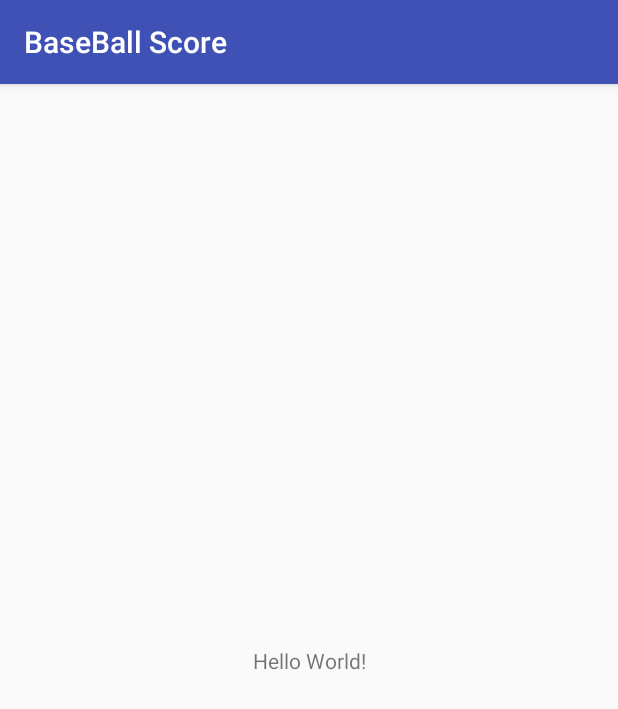
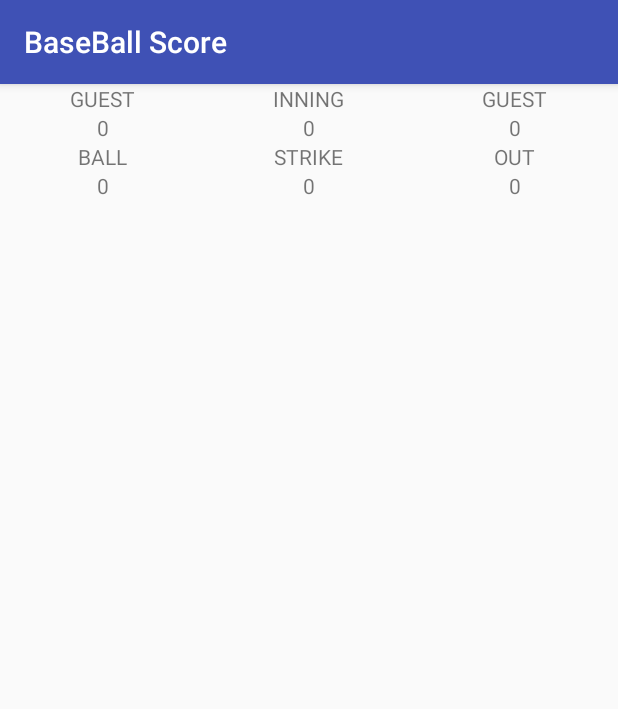
Before and after one commit to sshmm/BaseBallScore, an Android app: the screen it shows after launch (MainActivity), on a phone screen of 412 x 824 dp. Shown: the top 709 px of the screen. Run offline under Robolectric (Android 15) with nearby library versions, the phone set to English and light mode, and no system bars.

Commit message:
Empty Project

```diff
--- a/app/src/main/res/layout/activity_main.xml
+++ b/app/src/main/res/layout/activity_main.xml
@@ -1,18 +1,155 @@
 <?xml version="1.0" encoding="utf-8"?>
-<android.support.constraint.ConstraintLayout xmlns:android="http://schemas.android.com/apk/res/android"
+<LinearLayout
+    xmlns:android="http://schemas.android.com/apk/res/android"
     xmlns:app="http://schemas.android.com/apk/res-auto"
     xmlns:tools="http://schemas.android.com/tools"
     android:layout_width="match_parent"
     android:layout_height="match_parent"
+    android:orientation="vertical"
     tools:context=".MainActivity">
 
-    <TextView
-        android:layout_width="wrap_content"
+<LinearLayout
+    android:layout_width="match_parent"
+    android:layout_height="wrap_content"
+    android:orientation="horizontal">
+    <RelativeLayout
+        android:layout_width="0dp"
+        android:layout_height="match_parent"
+        android:layout_weight="1">
+        <TextView
+            android:id="@+id/GUEST_VIEW"
+            android:layout_width="wrap_content"
+            android:layout_height="wrap_content"
+            android:text="Guest"
+            android:textAllCaps="true"
+            android:layout_alignParentTop="true"
+            android:layout_centerHorizontal="true"/>
+
+        <TextView
+            android:layout_width="wrap_content"
+            android:layout_height="wrap_content"
+            android:text="0"
+            android:layout_below="@+id/GUEST_VIEW"
+            android:layout_centerHorizontal="true"/>
+    </RelativeLayout>
+    <RelativeLayout
+        android:layout_width="0dp"
+        android:layout_height="match_parent"
+        android:layout_weight="1">
+        <TextView
+            android:id="@+id/INNING_VIEW"
+            android:layout_width="wrap_content"
+            android:layout_height="wrap_content"
+            android:text="INNING"
+            android:textAllCaps="true"
+            android:layout_alignParentTop="true"
+            android:layout_centerHorizontal="true"/>
+
+        <TextView
+            android:layout_width="wrap_content"
+            android:layout_height="wrap_content"
+            android:text="0"
+            android:layout_below="@+id/INNING_VIEW"
+            android:layout_centerHorizontal="true"/>
+    </RelativeLayout>
+
+    <RelativeLayout
+        android:layout_width="0dp"
+        android:layout_height="match_parent"
+        android:layout_weight="1">
+        <TextView
+            android:id="@+id/HOME_VIEW"
+            android:layout_width="wrap_content"
+            android:layout_height="wrap_content"
+            android:text="Guest"
+            android:textAllCaps="true"
+            android:layout_alignParentTop="true"
+            android:layout_centerHorizontal="true"/>
+
+        <TextView
+            android:layout_width="wrap_content"
+            android:layout_height="wrap_content"
+            android:text="0"
+            android:layout_below="@+id/HOME_VIEW"
+            android:layout_centerHorizontal="true"/>
+    </RelativeLayout>
+
+</LinearLayout>
+
+
+
+
+    <LinearLayout
+
+
+        android:layout_width="match_parent"
         android:layout_height="wrap_content"
-        android:text="Hello World!"
-        app:layout_constraintBottom_toBottomOf="parent"
-        app:layout_constraintLeft_toLeftOf="parent"
-        app:layout_constraintRight_toRightOf="parent"
-        app:layout_constraintTop_toTopOf="parent" />
+        android:orientation="horizontal">
 
-</android.support.constraint.ConstraintLayout>
+        <RelativeLayout
+            android:layout_width="0dp"
+            android:layout_height="match_parent"
+            android:layout_weight="1">
+            <TextView
+                android:id="@+id/BALLVIEW"
+                android:layout_width="wrap_content"
+                android:layout_height="wrap_content"
+                android:text="BALL"
+                android:textAllCaps="true"
+                android:layout_alignParentTop="true"
+                android:layout_centerHorizontal="true"/>
+
+            <TextView
+                android:layout_width="wrap_content"
+                android:layout_height="wrap_content"
+                android:text="0"
+                android:layout_below="@+id/BALLVIEW"
+                android:layout_centerHorizontal="true"/>
+        </RelativeLayout>
+
+        <RelativeLayout
+            android:layout_width="0dp"
+            android:layout_height="match_parent"
+            android:layout_weight="1">
+            <TextView
+                android:id="@+id/STRIKE_VIEW"
+                android:layout_width="wrap_content"
+                android:layout_height="wrap_content"
+                android:text="STRIKE"
+                android:textAllCaps="true"
+                android:layout_alignParentTop="true"
+                android:layout_centerHorizontal="true"/>
+
+            <TextView
+                android:layout_width="wrap_content"
+                android:layout_height="wrap_content"
+                android:text="0"
+                android:layout_below="@+id/STRIKE_VIEW"
+                android:layout_centerHorizontal="true"/>
+        </RelativeLayout>
+
+        <RelativeLayout
+            android:layout_width="0dp"
+            android:layout_height="match_parent"
+            android:layout_weight="1">
+            <TextView
+                android:id="@+id/OUT_VIEW"
+                android:layout_width="wrap_content"
+                android:layout_height="wrap_content"
+                android:text="OUT"
+                android:textAllCaps="true"
+                android:layout_alignParentTop="true"
+                android:layout_centerHorizontal="true"/>
+
+            <TextView
+                android:layout_width="wrap_content"
+                android:layout_height="wrap_content"
+                android:text="0"
+                android:layout_below="@+id/OUT_VIEW"
+                android:layout_centerHorizontal="true"/>
+        </RelativeLayout>
+
+    </LinearLayout>
+
+
+</LinearLayout>
```
